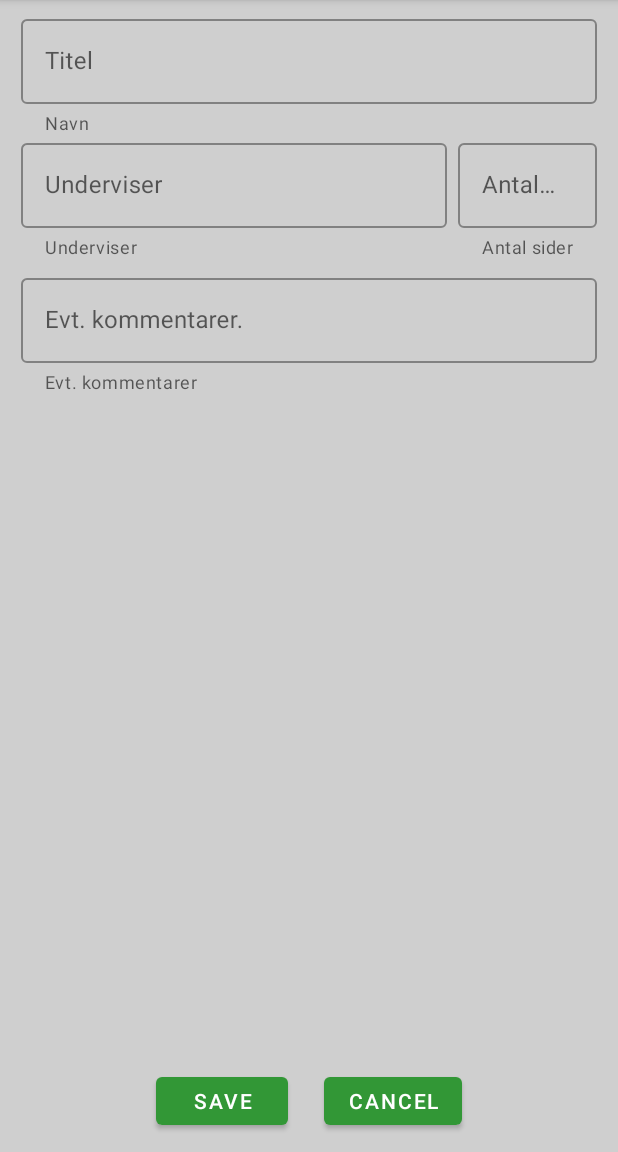
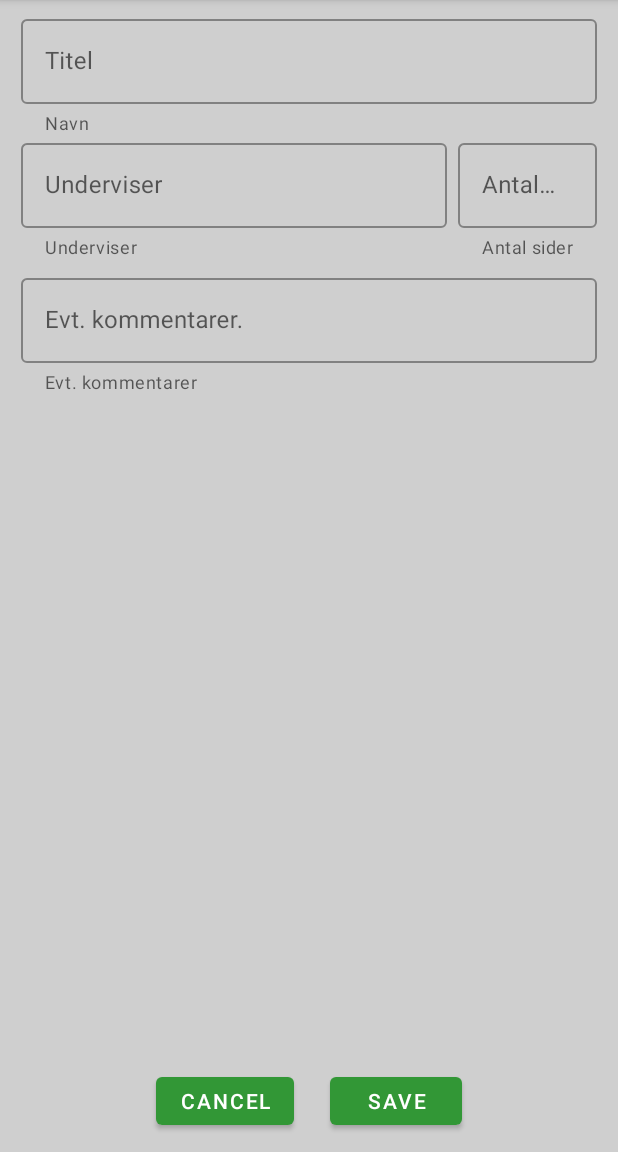
Before and after one commit to TheWombat13/PensumFirebaseFinal, an Android app: the fragment AddPensum_Fragment placed in its activity, after a tap on "SAVE", on a phone screen of 412 x 824 dp, the part 84-1236 px from its top. Run offline under Robolectric (Android 15) with nearby library versions, the light colour scheme and no system bars; 1 statement that could not run was skipped.

Commit message:
add pensum logic

```diff
--- a/app/src/main/java/com/example/jonathanlarsen/pensumfirebase/Element_ViewHolders/PensumListElementViewHolder.java
+++ b/app/src/main/java/com/example/jonathanlarsen/pensumfirebase/Element_ViewHolders/PensumListElementViewHolder.java
@@ -34,7 +34,7 @@ public class PensumListElementViewHolder extends RecyclerView.ViewHolder impleme
     public TextView pages;
     public TextView spacing;
     public TextView pagesToGo;
-    public TextView ADD;
+    //public TextView ADD;
     public ImageButton delete;
 
     public PensumListElementViewHolder(View itemView) {
--- a/app/src/main/java/com/example/jonathanlarsen/pensumfirebase/Pensum/AddPensum_Fragment.java
+++ b/app/src/main/java/com/example/jonathanlarsen/pensumfirebase/Pensum/AddPensum_Fragment.java
@@ -37,11 +37,12 @@ public class AddPensum_Fragment extends Fragment implements View.OnClickListener
      * Created by Thomas-PC on 27/09/2018.
      */
 
-    private String title, teacher;
+    private String title, teacher, comment;
+    private int pagesToGo;
 
     //ToDo Doesn't support the variables "pages" & "pagesToGo"
-    private EditText setTitle, setTeacher, setPages, setComment;
-    private Button save;
+    private EditText setTitle, setTeacher, setPagesToGo, setComment;
+    private Button save, cancel;
 
     @Nullable
     @Override
@@ -50,10 +51,11 @@ public class AddPensum_Fragment extends Fragment implements View.OnClickListener
 
         setTitle = view.findViewById(R.id.text_pensumtitle);
         setTeacher = view.findViewById(R.id.text_pensumauther);
-        setPages = view.findViewById(R.id.text_pensumpages);
+        setPagesToGo = view.findViewById(R.id.text_pensumpages);
         setComment = view.findViewById(R.id.text_pensumcomment);
 
         save = view.findViewById(R.id.save_button);
+        cancel = view.findViewById(R.id.cancel_button);
 
         startLayout();
         startOnClickListeners();
@@ -67,6 +69,7 @@ public class AddPensum_Fragment extends Fragment implements View.OnClickListener
 
     private void startOnClickListeners() {
         save.setOnClickListener(this);
+        cancel.setOnClickListener(this);
     }
 
     @Override
@@ -82,6 +85,11 @@ public class AddPensum_Fragment extends Fragment implements View.OnClickListener
                     showAlertMessage("nameError");
                 }
                 break;
+
+            case  R.id.cancel_button:
+                closeFragment();
+                break;
+
             default:
                 Toast.makeText(getActivity().getApplicationContext(), "Oops! That's not how its suppose to work!", Toast.LENGTH_LONG).show();
                 break;
@@ -92,6 +100,8 @@ public class AddPensum_Fragment extends Fragment implements View.OnClickListener
     private void setVariables() {
         this.title = setTitle.getText().toString();
         this.teacher = setTeacher.getText().toString();
+        this.comment = setComment.getText().toString();
+        this.pagesToGo = Integer.parseInt(setPagesToGo.getText().toString());
 
         savePensum();
 
@@ -104,11 +114,11 @@ public class AddPensum_Fragment extends Fragment implements View.OnClickListener
      */
     private void savePensum() {
 
-        PensumModel temp = new PensumModel(this.title, this.teacher, 0, 1200);
+        PensumModel temp = new PensumModel(this.title, this.teacher, this.comment, 0 , this.pagesToGo);
         //ToDo get the proper pensumList position
 
         pensumList.add(this.title);
-        pensumData.put(pensumList.get(pensumList.size()), temp);
+        pensumData.put(pensumList.get(pensumList.size()-1), temp);
 
 
         try {
--- a/app/src/main/java/com/example/jonathanlarsen/pensumfirebase/Storage_DataModels/PensumModel.java
+++ b/app/src/main/java/com/example/jonathanlarsen/pensumfirebase/Storage_DataModels/PensumModel.java
@@ -6,6 +6,7 @@ public class PensumModel implements Serializable {
 
     private String title;
     private String teacher;
+    private String comment;
     private int pages;
     private int pagesToGo;
 
@@ -13,10 +14,11 @@ public class PensumModel implements Serializable {
 
     }
 
-    public PensumModel(String title, String teacher, int pages, int pagesToGo) {
+    public PensumModel(String title, String teacher, String comment, int pages, int pagesToGo) {
 
         this.title = title;
         this.teacher = teacher;
+        this.comment = comment;
         this.pages = pages;
         this.pagesToGo = pagesToGo;
 
@@ -38,6 +40,14 @@ public class PensumModel implements Serializable {
         this.teacher = teacher;
     }
 
+    public String getComment() {
+        return comment;
+    }
+
+    public void setComment(String comment) {
+        this.comment = comment;
+    }
+
     public int getPages() {
         return pages;
     }
--- a/app/src/main/res/layout/fragment_add_pensum.xml
+++ b/app/src/main/res/layout/fragment_add_pensum.xml
@@ -1,6 +1,5 @@
 <?xml version="1.0" encoding="utf-8"?>
 <LinearLayout xmlns:android="http://schemas.android.com/apk/res/android"
-    xmlns:tools="http://schemas.android.com/tools"
     android:layout_width="match_parent"
     android:layout_height="match_parent"
     xmlns:app="http://schemas.android.com/apk/res-auto"
@@ -109,18 +108,20 @@
         android:layout_weight="5">
 
         <Button
+            android:id="@+id/cancel_button"
+            android:layout_width="wrap_content"
+            android:layout_height="wrap_content"
+            android:layout_margin="12dp"
+            android:text="@string/btn_cancelpensum" />
+
+        <Button
             android:id="@+id/save_button"
             android:layout_width="wrap_content"
             android:layout_height="wrap_content"
             android:layout_margin="12dp"
             android:text="@string/btn_savepensum" />
 
-        <Button
-            android:id="@+id/cancel_button"
-            android:layout_width="wrap_content"
-            android:layout_height="wrap_content"
-            android:layout_margin="12dp"
-            android:text="@string/btn_cancelpensum" />
+
 
     </LinearLayout>
 
--- a/app/src/main/res/layout/fragment_pensum_.xml
+++ b/app/src/main/res/layout/fragment_pensum_.xml
@@ -1,6 +1,7 @@
 <?xml version="1.0" encoding="utf-8"?>
 <LinearLayout xmlns:android="http://schemas.android.com/apk/res/android"
     xmlns:app="http://schemas.android.com/apk/res-auto"
+    xmlns:tools="http://schemas.android.com/tools"
     android:layout_width="match_parent"
     android:layout_height="match_parent"
     android:orientation="vertical">
@@ -14,12 +15,13 @@
             android:id="@+id/addPensumBtn"
             android:layout_width="match_parent"
             android:layout_height="wrap_content"
+            android:layout_margin="25dp"
             android:clickable="true"
             app:backgroundTint="@color/colorPrimary"
             app:layout_anchor="@+id/listview_pensum"
             app:layout_anchorGravity="right|bottom"
-            app:srcCompat="@color/colorPrimary"
-            android:layout_margin="25dp"/>
+
+            />
 
         <androidx.recyclerview.widget.RecyclerView
             android:id="@+id/listview_pensum"
```
Also changed, not shown: app/src/main/java/com/example/jonathanlarsen/pensumfirebase/Test/DataObject_Test.java (+3 -0 lines).
